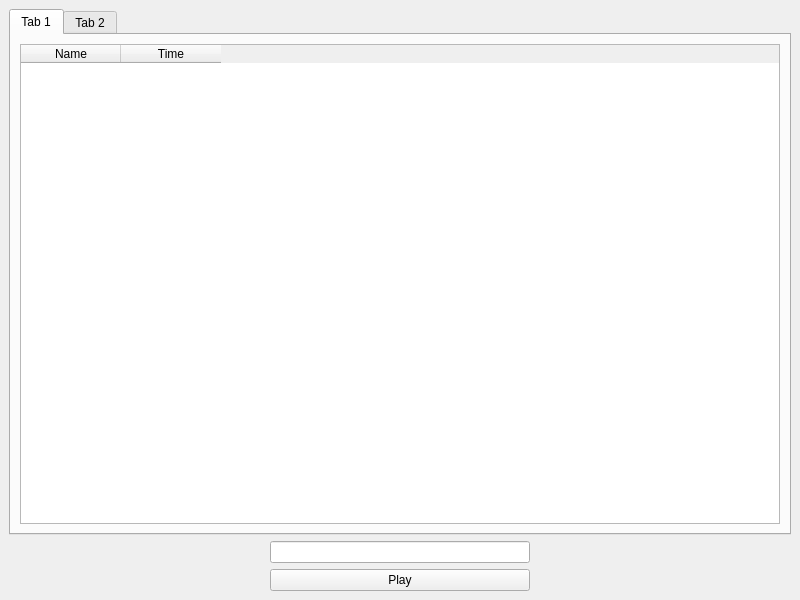
The window that mainwindow.ui (dctime/dead-launcher) describes before a commit, drawn with Qt 5.
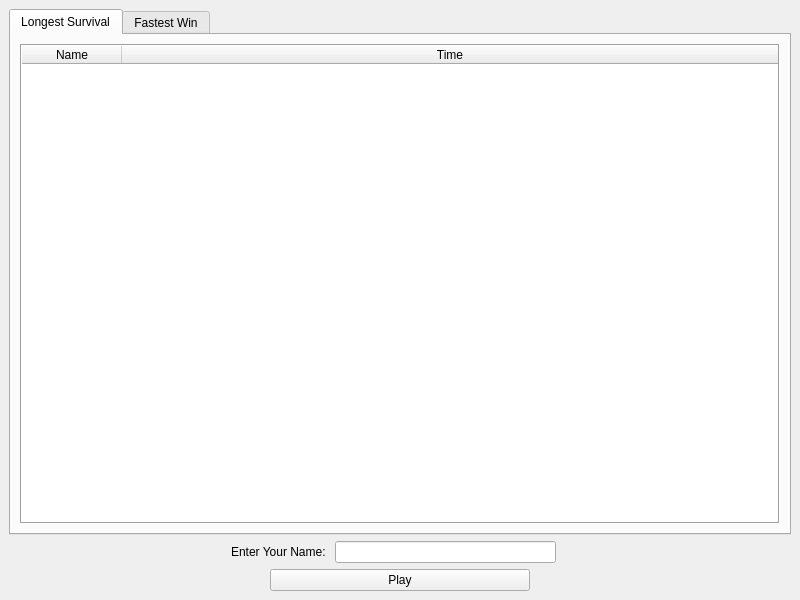
The same window after the commit.

The edit to the form file:
```diff
--- a/mainwindow.ui
+++ b/mainwindow.ui
@@ -25,11 +25,26 @@
       </property>
       <widget class="QWidget" name="tab">
        <attribute name="title">
-        <string>Tab 1</string>
+        <string>Longest Survival</string>
        </attribute>
        <layout class="QVBoxLayout" name="verticalLayout">
         <item>
-         <widget class="QTableWidget" name="tableWidget">
+         <widget class="QTableWidget" name="longestTableWidget">
+          <property name="sizePolicy">
+           <sizepolicy hsizetype="Expanding" vsizetype="Expanding">
+            <horstretch>0</horstretch>
+            <verstretch>0</verstretch>
+           </sizepolicy>
+          </property>
+          <property name="frameShape">
+           <enum>QFrame::Shape::Box</enum>
+          </property>
+          <property name="sizeAdjustPolicy">
+           <enum>QAbstractScrollArea::SizeAdjustPolicy::AdjustIgnored</enum>
+          </property>
+          <attribute name="horizontalHeaderStretchLastSection">
+           <bool>true</bool>
+          </attribute>
           <column>
            <property name="text">
             <string>Name</string>
@@ -46,7 +61,7 @@
       </widget>
       <widget class="QWidget" name="tab_2">
        <attribute name="title">
-        <string>Tab 2</string>
+        <string>Fastest Win</string>
        </attribute>
        <layout class="QVBoxLayout" name="verticalLayout_3">
         <item>
@@ -78,7 +93,28 @@
        </spacer>
       </item>
       <item>
-       <widget class="QLineEdit" name="nameEdit"/>
+       <widget class="QLabel" name="label">
+        <property name="text">
+         <string>Enter Your Name: </string>
+        </property>
+       </widget>
+      </item>
+      <item>
+       <widget class="QLineEdit" name="nameEdit">
+        <property name="styleSheet">
+         <string notr="true"/>
+        </property>
+       </widget>
+      </item>
+      <item>
+       <widget class="QLabel" name="errorMessageLabel">
+        <property name="styleSheet">
+         <string notr="true">color:rgb(192, 28, 40)</string>
+        </property>
+        <property name="text">
+         <string/>
+        </property>
+       </widget>
       </item>
       <item>
        <spacer name="horizontalSpacer_4">
```
Left out of the diff: 2 changed lines with no effect on the pictures.
